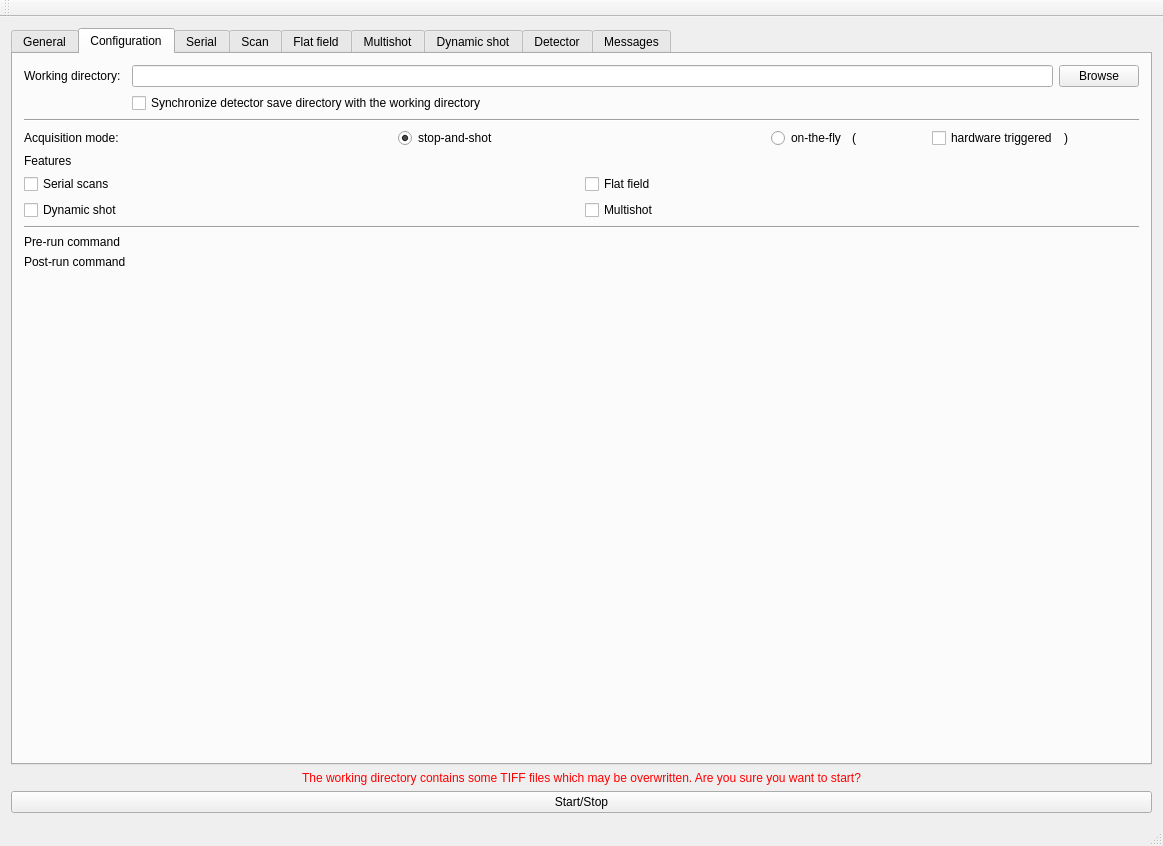
The window that ctgui_mainwindow.ui (AustralianSynchrotron/ctgui) describes before a commit, drawn with Qt 5.
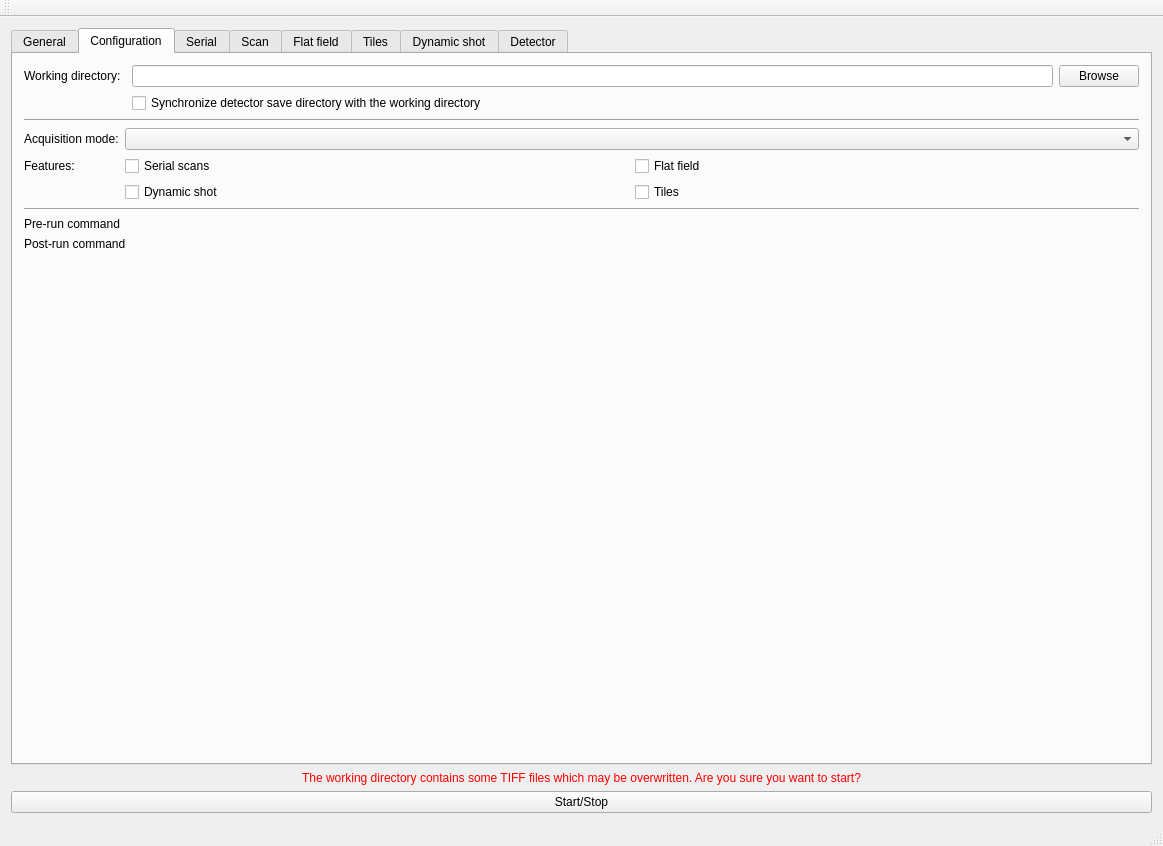
The same window after the commit. The open tabs and pages were chosen to show the change. Icons and pictures are not drawn. Custom widgets are drawn as their Qt base class.

Commit message: modified:   ctgui.pro 	modified:   ctgui_mainwindow.cpp 	modified:   ctgui_mainwindow.h 	modified:   ctgui_mainwindow.ui 	modified:   detector.cpp 	new file:   libexec/ctgui.log.sh 	modified:   triggct.cpp 	modified:   triggct.h 	deleted:    writeerrordialog.cpp 	deleted:    writeerrordialog.h 	deleted:    writeerrordialog.ui

```diff
--- a/ctgui_mainwindow.ui
+++ b/ctgui_mainwindow.ui
@@ -117,32 +117,12 @@
           </property>
          </widget>
         </item>
-        <item row="7" column="1">
+        <item row="6" column="1">
          <widget class="Script" name="preRunScript" native="true"/>
         </item>
-        <item row="5" column="0" colspan="2">
+        <item row="4" column="0" colspan="2">
          <layout class="QGridLayout" name="gridLayout_6">
-          <item row="2" column="1">
-           <widget class="QSCheckBox" name="checkMulti">
-            <property name="toolTip">
-             <string>&lt;html&gt;&lt;head/&gt;&lt;body&gt;&lt;p&gt;Visible only in the SaS mode. Always unchecked in the continious mode. Hides/shows &amp;quot;Multishot&amp;quot; tab. If unchecked, &lt;span style=&quot; font-weight:600; font-style:italic;&quot;&gt;TotalLoops&lt;/span&gt;=0, &lt;span style=&quot; font-weight:600; font-style:italic;&quot;&gt;TotalSubLoops&lt;/span&gt;=0. Otherwise the parametrs are defined in the &amp;quot;Multishot&amp;quot; tab.&lt;/p&gt;&lt;/body&gt;&lt;/html&gt;</string>
-            </property>
-            <property name="text">
-             <string>Multishot</string>
-            </property>
-           </widget>
-          </item>
-          <item row="1" column="0">
-           <widget class="QSCheckBox" name="checkSerial">
-            <property name="toolTip">
-             <string>&lt;html&gt;&lt;head/&gt;&lt;body&gt;&lt;p&gt;If unchecked, &amp;quot;Serial&amp;quot; tab is hidden, &lt;span style=&quot; font-weight:600; font-style:italic;&quot;&gt;TotalScans&lt;/span&gt;=1 and &lt;span style=&quot; font-weight:600; font-style:italic;&quot;&gt;EndCondition&lt;/span&gt;=&lt;span style=&quot; font-style:italic; text-decoration: underline;&quot;&gt;NUMBER&lt;/span&gt;. Otherwise the parameters are defined in the &amp;quot;Serial&amp;quot; tab.&lt;/p&gt;&lt;/body&gt;&lt;/html&gt;</string>
-            </property>
-            <property name="text">
-             <string>Serial scans</string>
-            </property>
-           </widget>
-          </item>
-          <item row="1" column="1">
+          <item row="1" column="2">
            <widget class="QSCheckBox" name="checkFF">
             <property name="toolTip">
              <string>&lt;html&gt;&lt;head/&gt;&lt;body&gt;&lt;p&gt;Hides/shows &amp;quot;Flat field&amp;quot; tab. If unchecked, &lt;span style=&quot; font-weight:600; font-style:italic;&quot;&gt;BGstep&lt;/span&gt;=0, &lt;span style=&quot; font-weight:600; font-style:italic;&quot;&gt;DFstep&lt;/span&gt;=0, &lt;span style=&quot; font-weight:600; font-style:italic;&quot;&gt;TotalBGs&lt;/span&gt;=0, &lt;span style=&quot; font-weight:600; font-style:italic;&quot;&gt;TotalDFs&lt;/span&gt;=0. Otherwise the parametrs are defined in the &amp;quot;Flat field&amp;quot; tab&lt;/p&gt;&lt;/body&gt;&lt;/html&gt;</string>
@@ -152,7 +132,46 @@
             </property>
            </widget>
           </item>
-          <item row="2" column="0">
+          <item row="2" column="2">
+           <widget class="QSCheckBox" name="checkMulti">
+            <property name="toolTip">
+             <string>&lt;html&gt;&lt;head/&gt;&lt;body&gt;&lt;p&gt;Visible only in the SaS mode. Always unchecked in the continious mode. Hides/shows &amp;quot;Multishot&amp;quot; tab. If unchecked, &lt;span style=&quot; font-weight:600; font-style:italic;&quot;&gt;TotalLoops&lt;/span&gt;=0, &lt;span style=&quot; font-weight:600; font-style:italic;&quot;&gt;TotalSubLoops&lt;/span&gt;=0. Otherwise the parametrs are defined in the &amp;quot;Multishot&amp;quot; tab.&lt;/p&gt;&lt;/body&gt;&lt;/html&gt;</string>
+            </property>
+            <property name="text">
+             <string>Tiles</string>
+            </property>
+           </widget>
+          </item>
+          <item row="0" column="0">
+           <widget class="QLabel" name="label_27">
+            <property name="sizePolicy">
+             <sizepolicy hsizetype="Fixed" vsizetype="Preferred">
+              <horstretch>0</horstretch>
+              <verstretch>0</verstretch>
+             </sizepolicy>
+            </property>
+            <property name="text">
+             <string>Acquisition mode:</string>
+            </property>
+           </widget>
+          </item>
+          <item row="0" column="1" colspan="2">
+           <widget class="QComboBox" name="aqMode"/>
+          </item>
+          <item row="1" column="0">
+           <widget class="QLabel" name="label_26">
+            <property name="sizePolicy">
+             <sizepolicy hsizetype="Fixed" vsizetype="Preferred">
+              <horstretch>0</horstretch>
+              <verstretch>0</verstretch>
+             </sizepolicy>
+            </property>
+            <property name="text">
+             <string>Features:</string>
+            </property>
+           </widget>
+          </item>
+          <item row="2" column="1">
            <widget class="QSCheckBox" name="checkDyno">
             <property name="toolTip">
              <string>&lt;html&gt;&lt;head/&gt;&lt;body&gt;&lt;p&gt;&lt;span style=&quot; font-weight:600; font-style:italic;&quot;&gt;DynamicShot&lt;/span&gt;. Visible only in the SaS mode. Always unchecked in the continious mode. Hides/shows &amp;quot;Dynamic shot&amp;quot; tab.&lt;/p&gt;&lt;/body&gt;&lt;/html&gt;</string>
@@ -162,10 +181,13 @@
             </property>
            </widget>
           </item>
-          <item row="0" column="0">
-           <widget class="QLabel" name="label_26">
+          <item row="1" column="1">
+           <widget class="QSCheckBox" name="checkSerial">
+            <property name="toolTip">
+             <string>&lt;html&gt;&lt;head/&gt;&lt;body&gt;&lt;p&gt;If unchecked, &amp;quot;Serial&amp;quot; tab is hidden, &lt;span style=&quot; font-weight:600; font-style:italic;&quot;&gt;TotalScans&lt;/span&gt;=1 and &lt;span style=&quot; font-weight:600; font-style:italic;&quot;&gt;EndCondition&lt;/span&gt;=&lt;span style=&quot; font-style:italic; text-decoration: underline;&quot;&gt;NUMBER&lt;/span&gt;. Otherwise the parameters are defined in the &amp;quot;Serial&amp;quot; tab.&lt;/p&gt;&lt;/body&gt;&lt;/html&gt;</string>
+            </property>
             <property name="text">
-             <string>Features</string>
+             <string>Serial scans</string>
             </property>
            </widget>
           </item>
@@ -188,96 +210,31 @@
           </item>
          </layout>
         </item>
-        <item row="4" column="0" colspan="2">
-         <layout class="QHBoxLayout" name="horizontalLayout_19">
-          <item>
-           <widget class="QLabel" name="label_27">
-            <property name="text">
-             <string>Acquisition mode:</string>
-            </property>
-           </widget>
-          </item>
-          <item>
-           <widget class="QRadioButton" name="stepAndShotMode">
-            <property name="toolTip">
-             <string>SaS mode</string>
-            </property>
-            <property name="text">
-             <string>stop-and-shot</string>
-            </property>
-            <property name="checked">
-             <bool>true</bool>
-            </property>
-            <attribute name="buttonGroup">
-             <string notr="true">aqModeButtonGroup</string>
-            </attribute>
-           </widget>
-          </item>
-          <item>
-           <layout class="QHBoxLayout" name="horizontalLayout_12">
-            <item>
-             <widget class="QRadioButton" name="continiousMode">
-              <property name="toolTip">
-               <string>Continious mode</string>
-              </property>
-              <property name="text">
-               <string>on-the-fly</string>
-              </property>
-              <attribute name="buttonGroup">
-               <string notr="true">aqModeButtonGroup</string>
-              </attribute>
-             </widget>
-            </item>
-            <item>
-             <widget class="QLabel" name="label_21">
-              <property name="text">
-               <string>(</string>
-              </property>
-             </widget>
-            </item>
-            <item>
-             <widget class="QSCheckBox" name="triggCT">
-              <property name="text">
-               <string>hardware triggered</string>
-              </property>
-             </widget>
-            </item>
-            <item>
-             <widget class="QLabel" name="label_11">
-              <property name="text">
-               <string>)</string>
-              </property>
-             </widget>
-            </item>
-           </layout>
-          </item>
-         </layout>
-        </item>
-        <item row="7" column="0">
+        <item row="6" column="0">
          <widget class="QLabel" name="label_7">
           <property name="text">
            <string>Pre-run command</string>
           </property>
          </widget>
         </item>
-        <item row="6" column="0" colspan="2">
+        <item row="5" column="0" colspan="2">
          <widget class="Line" name="line_19">
           <property name="orientation">
            <enum>Qt::Horizontal</enum>
           </property>
          </widget>
         </item>
-        <item row="8" column="0">
+        <item row="7" column="0">
          <widget class="QLabel" name="label_15">
           <property name="text">
            <string>Post-run command</string>
           </property>
          </widget>
         </item>
-        <item row="8" column="1">
+        <item row="7" column="1">
          <widget class="Script" name="postRunScript" native="true"/>
         </item>
-        <item row="9" column="0">
+        <item row="8" column="0">
          <spacer name="verticalSpacer_8">
           <property name="orientation">
            <enum>Qt::Vertical</enum>
@@ -1198,7 +1155,7 @@
         <string>Multishot mode parameters. In this mode each projection consists of several acquisitions done in a loop.</string>
        </property>
        <attribute name="title">
-        <string>Multishot</string>
+        <string>Tiles</string>
        </attribute>
        <layout class="QVBoxLayout" name="verticalLayout">
         <item>
@@ -2006,26 +1963,6 @@
         </item>
        </layout>
       </widget>
-      <widget class="QWidget" name="tabMsg">
-       <attribute name="title">
-        <string>Messages</string>
-       </attribute>
-       <layout class="QVBoxLayout" name="verticalLayout_3">
-        <item>
-         <widget class="QTextEdit" name="messages">
-          <property name="undoRedoEnabled">
-           <bool>false</bool>
-          </property>
-          <property name="lineWrapMode">
-           <enum>QTextEdit::NoWrap</enum>
-          </property>
-          <property name="readOnly">
-           <bool>true</bool>
-          </property>
-         </widget>
-        </item>
-       </layout>
-      </widget>
      </widget>
     </item>
     <item>
```
Left out of the diff: 5 changed lines with no effect on the pictures. The commit also changes 10 other files.
